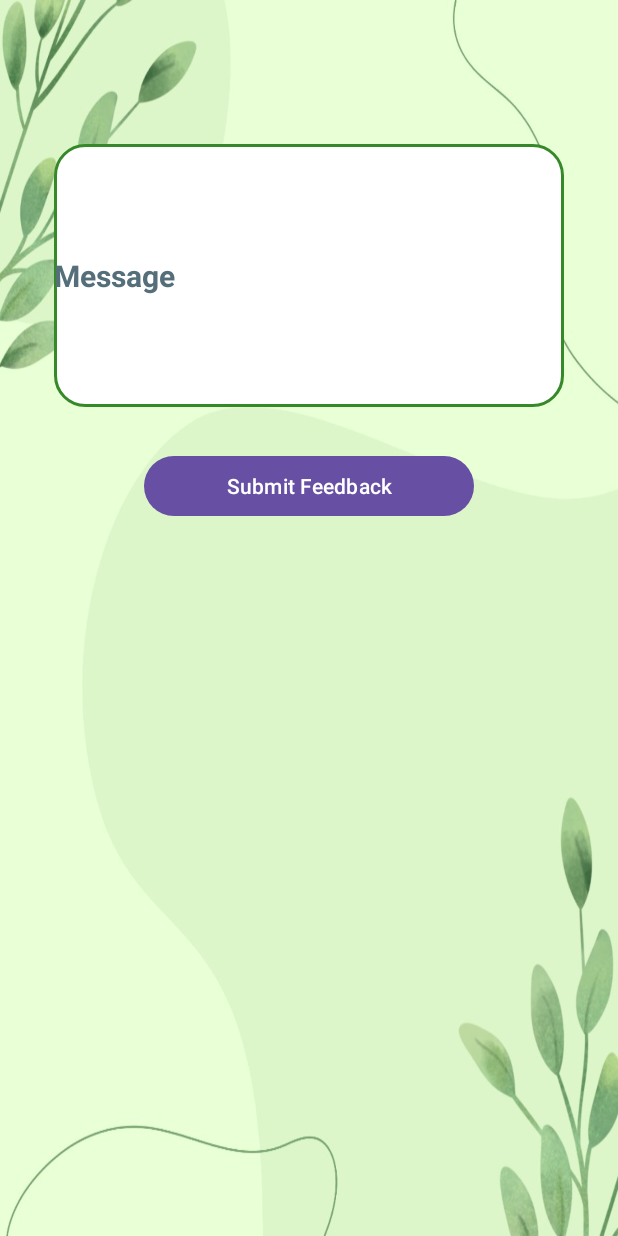
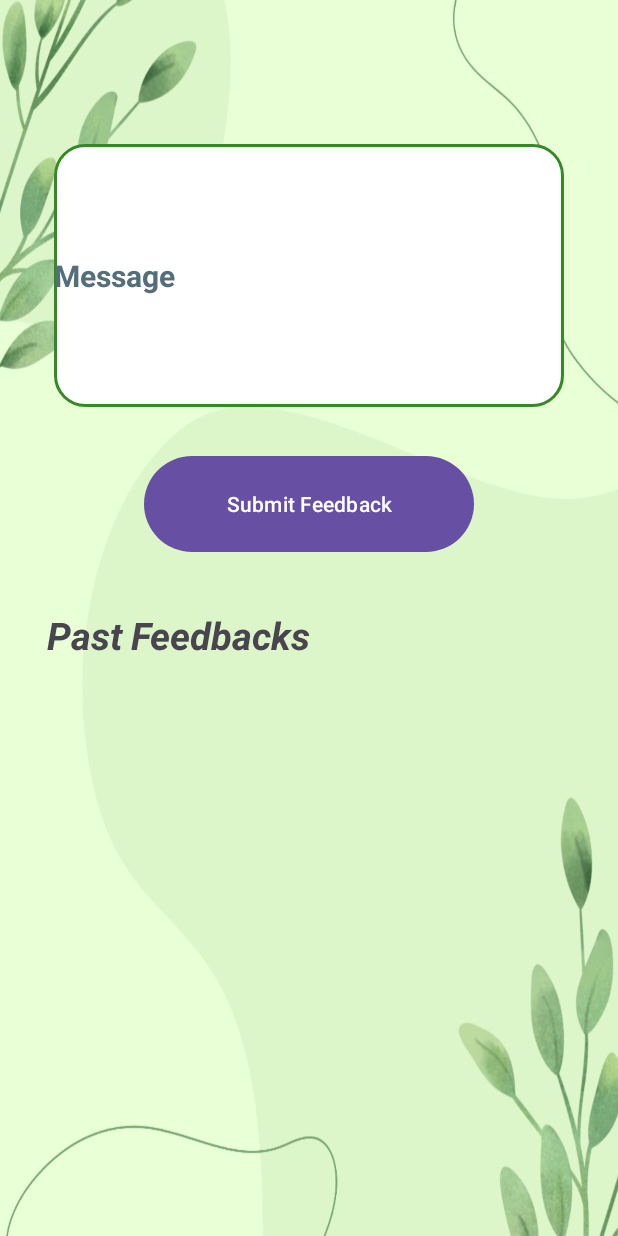
Before and after one commit to Tharmika-Sivakumar/CropMate25, an Android app: the FeedbackActivity screen opened directly, with no data from a screen before it, on a phone screen of 412 x 824 dp. Run offline under Robolectric (Android 15) with nearby library versions, the phone set to English and light mode, and no system bars; our stand-ins replace Firebase (no records; nobody signed in at launch, a user with empty details on screens opened directly).

Commit message:
Feedback Front end
Some UI changes and add recycler view for holding past feedbacks and show

```diff
--- a/app/src/main/res/layout/feedback.xml
+++ b/app/src/main/res/layout/feedback.xml
@@ -33,8 +33,8 @@
 
     <Button
         android:id="@+id/btn_send"
-        android:layout_width="232dp"
-        android:layout_height="wrap_content"
+        android:layout_width="234dp"
+        android:layout_height="72dp"
         android:layout_alignTop="@+id/messagedata"
         android:layout_alignParentStart="true"
         android:layout_alignParentEnd="true"
@@ -51,7 +51,21 @@
         android:layout_alignParentTop="true"
         android:layout_alignParentEnd="true"
         android:layout_marginStart="15dp"
-        android:layout_marginTop="421dp"
+        android:layout_marginTop="428dp"
         android:layout_marginEnd="15dp" />
 
+    <TextView
+        android:id="@+id/textView5"
+        android:layout_width="232dp"
+        android:layout_height="wrap_content"
+        android:layout_alignParentStart="true"
+        android:layout_alignParentTop="true"
+        android:layout_alignParentEnd="true"
+        android:layout_marginStart="15dp"
+        android:layout_marginTop="390dp"
+        android:layout_marginEnd="148dp"
+        android:text="Past Feedbacks"
+        android:textStyle="italic|bold"
+        android:textSize="25dp" />
+
 </RelativeLayout>
```
